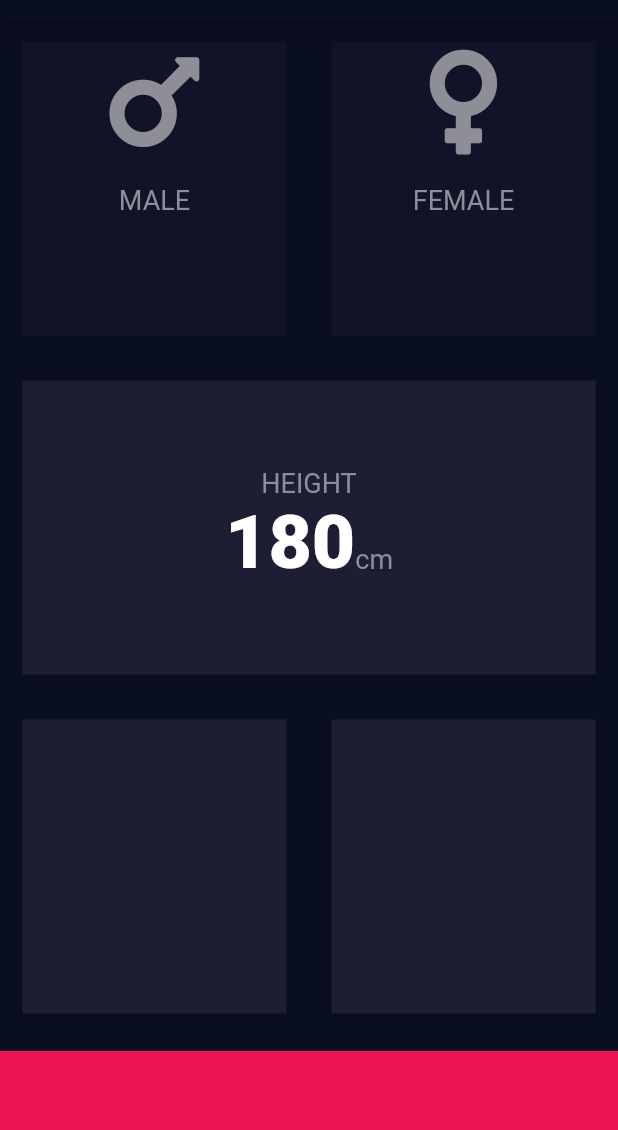
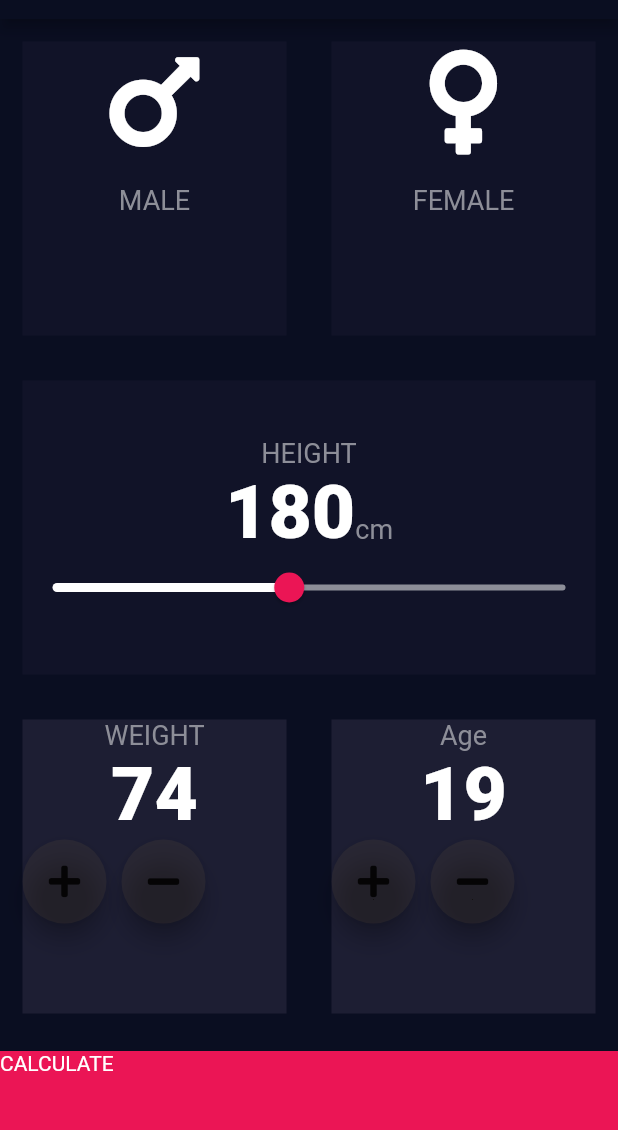
Before and after one commit to ogomegbunam/bmi, a Flutter app: the screen it shows after launch, on a phone screen of 412 x 824 dp, the part 65-1195 px from its top. Run offline on Flutter 3.47's test engine with Material 2 defaults, Android fonts, the phone set to English and light mode, and no system bars; our stand-ins replace font_awesome_flutter.

```diff
--- /dev/null
+++ b/lib/Calculator_brain.dart
@@ -0,0 +1,34 @@
+import 'dart:math';
+
+class CalculatorBrain {
+  CalculatorBrain({this.weight, this.height});
+
+  final int height;
+  final int weight;
+  double _bmi;
+
+  String calculateBmi() {
+    _bmi = weight / pow(height / 100, 2);
+    return _bmi.toStringAsFixed(1);
+  }
+
+  String getResult() {
+    if (_bmi >= 25) {
+      return 'Overweight';
+    } else if (_bmi > 18.5) {
+      return 'Normal';
+    } else {
+      return 'Underweight';
+    }
+  }
+
+  String getInterpretation() {
+    if (_bmi >= 25) {
+      return 'You BMI is too much, do more of exercise';
+    } else if (_bmi > 18.5) {
+      return 'Your BMI is normal, Good job';
+    } else {
+      return 'Your BMI is low you should eat more';
+    }
+  }
+}
--- a/lib/Icon_Content.dart
+++ b/lib/Icon_Content.dart
@@ -2,11 +2,11 @@ import 'package:flutter/material.dart';
 import 'constants.dart';
 
 class IconContent extends StatelessWidget {
-  IconContent({this.icon, this.label, this.Colour});
+  IconContent({this.icon, this.label, this.colour});
 
   final IconData icon;
   final String label;
-  final Color Colour;
+  final Color colour;
 
   @override
   Widget build(BuildContext context) {
@@ -15,7 +15,7 @@ class IconContent extends StatelessWidget {
         Icon(
           icon,
           size: 80.0,
-          color: Colour,
+          color: colour,
         ),
         SizedBox(
           height: 15.0,
--- a/lib/inputPage.dart
+++ b/lib/inputPage.dart
@@ -3,6 +3,8 @@ import 'package:flutter/material.dart';
 import 'package:font_awesome_flutter/font_awesome_flutter.dart';
 import 'Reusable_Card.dart';
 import 'Icon_Content.dart';
+import 'Result_page.dart';
+import 'Calculator_brain.dart';
 
 import 'constants.dart';
 
@@ -18,6 +20,9 @@ class InputPage extends StatefulWidget {
 
 class _InputPageState extends State<InputPage> {
   Gender selectedGender;
+  int height = 180;
+  int weight = 74;
+  int Age = 19;
 
   @override
   Widget build(BuildContext context) {
@@ -25,7 +30,7 @@ class _InputPageState extends State<InputPage> {
       appBar: AppBar(
         title: Text('BMI CALCULATOR'),
       ),
-      body: Column(
+      body: Column (
         children: <Widget>[
           Expanded(
             child: Row(
@@ -45,7 +50,7 @@ class _InputPageState extends State<InputPage> {
                             : kInactiveContainerColor,
                         cardChild: IconContent(
                           icon: FontAwesomeIcons.mars,
-                          Colour: Color(0xFF8D8E98),
+                          colour: Colors.white,
                           label: 'MALE',
                         )),
                   ),
@@ -63,7 +68,7 @@ class _InputPageState extends State<InputPage> {
                           : kInactiveContainerColor,
                       cardChild: IconContent(
                         icon: FontAwesomeIcons.venus,
-                        Colour: Color(0xFF8D8E98),
+                        colour: Colors.white,
                         label: 'FEMALE',
                       ),
                     ),
@@ -74,7 +79,7 @@ class _InputPageState extends State<InputPage> {
           ),
           Expanded(
             child: ReusableCard(
-              colour: kActiveContainerColor,
+              colour: kInactiveContainerColor,
               cardChild: Column(
                 mainAxisAlignment: MainAxisAlignment.center,
                 children: <Widget>[
@@ -87,9 +92,34 @@ class _InputPageState extends State<InputPage> {
                     crossAxisAlignment: CrossAxisAlignment.baseline,
                     textBaseline: TextBaseline.alphabetic,
                     children: <Widget>[
-                      Text('180',style: kNumberTextStyle),
-                      Text('cm',style: kLabelTextStyle,),
+                      Text(height.toString(), style: kNumberTextStyle),
+                      Text(
+                        'cm',
+                        style: kLabelTextStyle,
+                      ),
                     ],
+                  ),
+                  SliderTheme(
+                    data: SliderTheme.of(context).copyWith(
+                      activeTrackColor: Colors.white,
+                      thumbColor: Color(0xFFEB1555),
+                      overlayColor: Color(0x50EB1555),
+                      thumbShape:
+                          RoundSliderThumbShape(enabledThumbRadius: 10.0),
+                      overlayShape:
+                          RoundSliderOverlayShape(overlayRadius: 20.0),
+                    ),
+                    child: Slider(
+                      value: height.toDouble(),
+                      min: 120.0,
+                      max: 250,
+                      inactiveColor: Color(0xFF8D8E98),
+                      onChanged: (double newValue) {
+                        setState(() {
+                          height = newValue.round();
+                          });
+                      },
+                    ),
                   )
                 ],
               ),
@@ -101,25 +131,127 @@ class _InputPageState extends State<InputPage> {
                 Expanded(
                   child: ReusableCard(
                     colour: kActiveContainerColor,
-
+                    cardChild: Column(
+                      crossAxisAlignment: CrossAxisAlignment.center,
+                      children: <Widget>[
+                        Text(
+                          'WEIGHT',
+                          style: kLabelTextStyle,
+                        ),
+                        Text(
+                          weight.toString(),
+                          style: kNumberTextStyle,
+                        ),
+                        Row(
+                          children: <Widget>[
+                            RoundIconButton(icon: FontAwesomeIcons.plus,
+                            onPressed: (){
+                              setState(() {
+                                weight++;
+                              });
+                            },),
+                            SizedBox(
+                              width: 10.0,
+                            ),
+                            RoundIconButton(
+                              icon: FontAwesomeIcons.minus,
+                           onPressed: (){
+                                setState(() {
+                                  weight--;
+                                });
+                           }, )
+                          ],
+                        )
+                      ],
+                    ),
                   ),
                 ),
                 Expanded(
                   child: ReusableCard(
                     colour: kActiveContainerColor,
+                    cardChild: Column(
+                      crossAxisAlignment: CrossAxisAlignment.center,
+                      children: <Widget>[
+                        Text(
+                          'Age',
+                          style: kLabelTextStyle,
+                        ),
+                        Text(
+                          Age.toString(),
+                          style: kNumberTextStyle,
+                        ),
+                        Row(
+                          children: <Widget>[
+                            RoundIconButton(icon: FontAwesomeIcons.plus,
+                            onPressed: (){
+                              setState(() {
+                                Age++;
+                              });
+                            },),
+                            SizedBox(
+                              width: 10.0,
+                            ),
+                            RoundIconButton(
+                              icon: FontAwesomeIcons.minus,
+                              onPressed: (){
+                                setState(() {
+                                  Age--;
+                                });
+                              },
+                            )
+                          ],
+                        )
+                      ],
+                    ),
                   ),
                 ),
               ],
             ),
           ),
-          Container(
-            color: kBottomContainerColor,
-            margin: EdgeInsets.only(top: 10.0),
-            width: double.infinity,
-            height: kBottomContainerHeight,
+          GestureDetector(
+            onTap: (){
+              CalculatorBrain calc = CalculatorBrain(weight: weight,height: height);
+
+              Navigator.push(context,MaterialPageRoute(builder: (context) => Resultpage(
+                bmiResult: calc.calculateBmi(),
+                resultText:calc.getResult() ,
+                interpretation: calc.getInterpretation(),
+
+              )));
+            },
+            child: Container(
+              child: Text('CALCULATE'
+                  ),
+              color: kBottomContainerColor,
+              margin: EdgeInsets.only(top: 10.0),
+              width: double.infinity,
+              height: kBottomContainerHeight,
+            ),
           )
         ],
       ),
     );
   }
 }
+
+class RoundIconButton extends StatelessWidget {
+  RoundIconButton({@required this.icon,this.onPressed});
+
+  final IconData icon;
+  final Function onPressed;
+
+  @override
+  Widget build(BuildContext context) {
+    return RawMaterialButton(
+      child: Icon(icon),
+      onPressed: () {},
+      elevation: 6.0,
+      constraints: BoxConstraints.tightFor(
+        width: 56.0,
+        height: 56.0,
+      ),
+      shape: CircleBorder(),
+      fillColor: Color(0xFF4C45E),
+    );
+  }
+}
```
Also changed, not shown: lib/Result_page.dart (added, +60 -0 lines), lib/constants.dart (+16 -0 lines).
